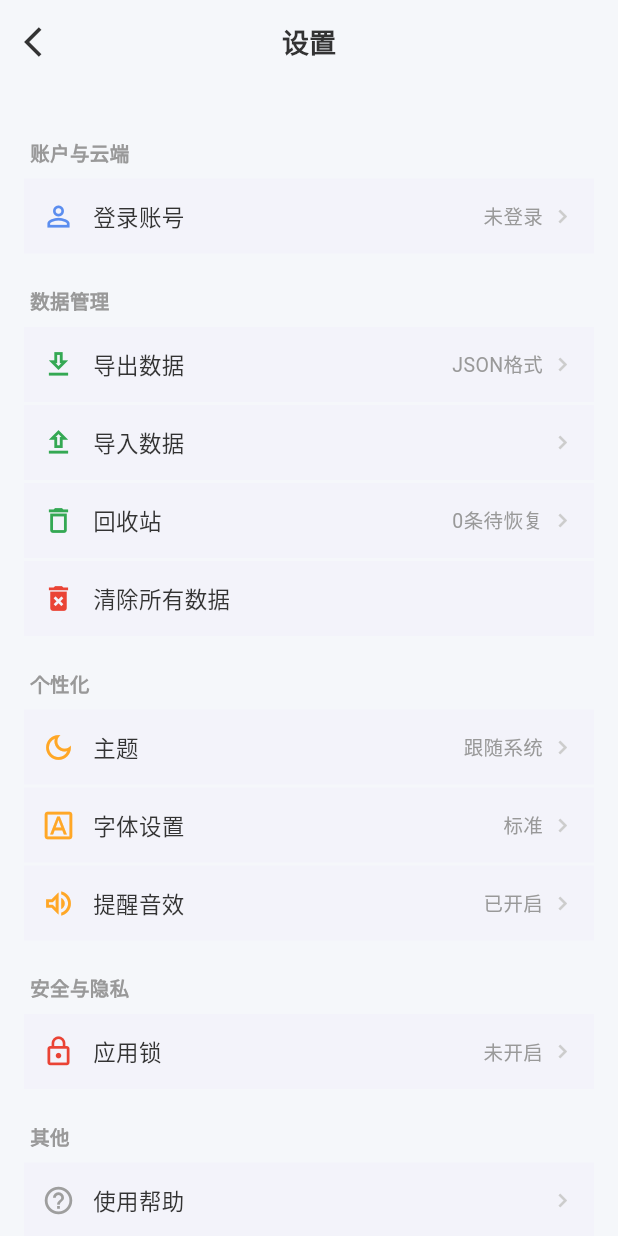
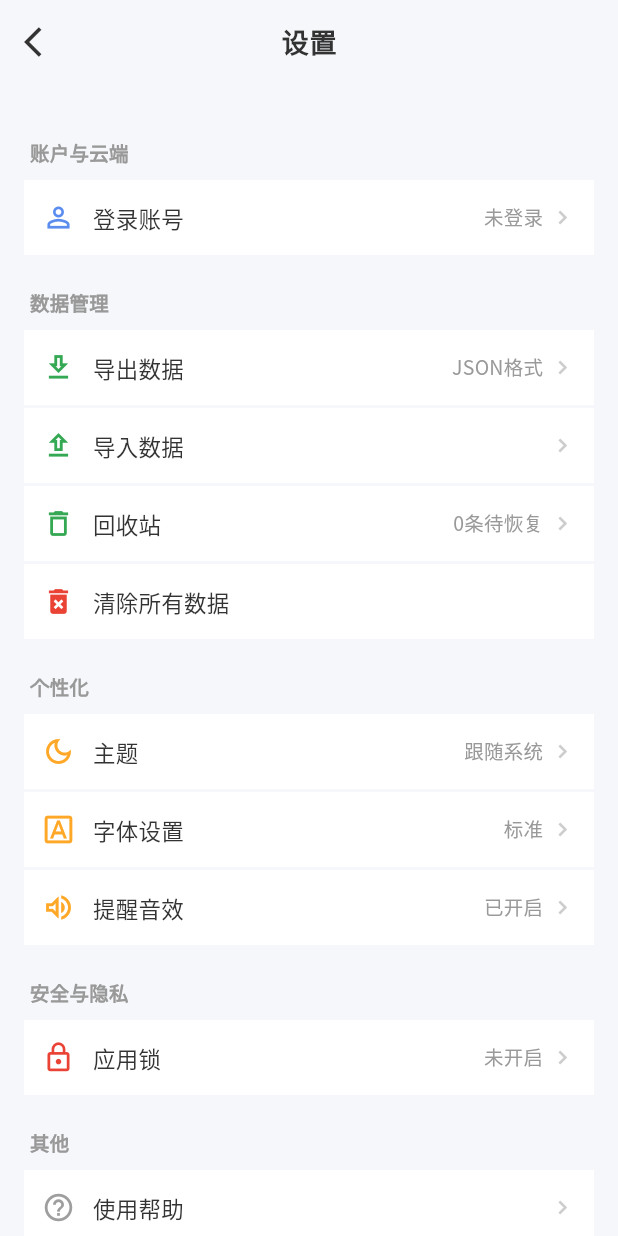
Before and after one commit to ok954/noteWay, a Flutter app: the screen it shows after launch, after a tap on the "settings" icon, on a phone screen of 412 x 824 dp. Run offline on Flutter 3.47's test engine with Material 3 defaults, Android fonts, the phone set to English and light mode, and no system bars; our stand-ins replace audioplayers, file_picker, flutter_riverpod, google_fonts, image_picker, package_info_plus and 3 more; accounts and stored records are empty.

Commit message:
feat: 更换全局字体为思源黑体 Noto Sans SC（google_fonts）+ 字体回退栈

```diff
--- a/lib/core/theme/app_theme.dart
+++ b/lib/core/theme/app_theme.dart
@@ -1,53 +1,82 @@
 import 'package:flutter/material.dart';
+import 'package:google_fonts/google_fonts.dart';
+
 import '../constants/app_colors.dart';
 
 class AppTheme {
   AppTheme._();
 
+  /// 全局字体回退栈：Noto Sans SC → 苹方 → 微软雅黑 → 系统无衬线
+  static const List<String> fontFallback = [
+    'PingFang SC',
+    'Microsoft YaHei',
+    'Noto Sans SC',
+    'sans-serif',
+  ];
+
   static ThemeData get lightTheme {
-    return ThemeData(
+    final base = ThemeData(
       useMaterial3: true,
       brightness: Brightness.light,
       colorScheme: ColorScheme.fromSeed(
         seedColor: AppColors.primary,
         brightness: Brightness.light,
       ),
-      scaffoldBackgroundColor: AppColors.background,
+      scaffoldBackgroundColor: const Color(0xFFF5F7FA),
+      fontFamily: GoogleFonts.notoSansSc().fontFamily,
+      fontFamilyFallback: fontFallback,
+    );
+
+    return base.copyWith(
       appBarTheme: const AppBarTheme(
         centerTitle: true,
         elevation: 0,
-        backgroundColor: AppColors.surface,
-        foregroundColor: AppColors.textPrimary,
+        backgroundColor: Color(0xFFF5F7FA),
+        foregroundColor: Color(0xFF333333),
+        titleTextStyle: TextStyle(
+          fontSize: 18,
+          fontWeight: FontWeight.w600,
+          color: Color(0xFF333333),
+          letterSpacing: 0.5,
+        ),
       ),
       cardTheme: CardThemeData(
-        elevation: 1,
-        shape: RoundedRectangleBorder(borderRadius: BorderRadius.circular(12)),
+        elevation: 0,
+        shape: RoundedRectangleBorder(borderRadius: BorderRadius.circular(16)),
+        color: Colors.white,
       ),
       floatingActionButtonTheme: const FloatingActionButtonThemeData(
         backgroundColor: AppColors.primary,
         foregroundColor: Colors.white,
+        elevation: 2,
       ),
       inputDecorationTheme: InputDecorationTheme(
         filled: true,
-        fillColor: AppColors.background,
+        fillColor: const Color(0xFFF5F5F5),
         border: OutlineInputBorder(
-          borderRadius: BorderRadius.circular(8),
+          borderRadius: BorderRadius.circular(12),
           borderSide: BorderSide.none,
         ),
         enabledBorder: OutlineInputBorder(
-          borderRadius: BorderRadius.circular(8),
+          borderRadius: BorderRadius.circular(12),
           borderSide: BorderSide.none,
         ),
         focusedBorder: OutlineInputBorder(
-          borderRadius: BorderRadius.circular(8),
+          borderRadius: BorderRadius.circular(12),
           borderSide: const BorderSide(color: AppColors.primary),
         ),
+        contentPadding: const EdgeInsets.symmetric(horizontal: 16, vertical: 14),
+      ),
+      textTheme: _buildTextTheme(base.textTheme, const Color(0xFF333333)),
+      dividerTheme: const DividerThemeData(
+        color: Color(0xFFEEEEEE),
+        thickness: 1,
       ),
     );
   }
 
   static ThemeData get darkTheme {
-    return ThemeData(
+    final base = ThemeData(
       useMaterial3: true,
       brightness: Brightness.dark,
       colorScheme: ColorScheme.fromSeed(
@@ -55,21 +84,58 @@ class AppTheme {
         brightness: Brightness.dark,
       ),
       scaffoldBackgroundColor: const Color(0xFF121212),
+      fontFamily: GoogleFonts.notoSansSc().fontFamily,
+      fontFamilyFallback: fontFallback,
+    );
+
+    return base.copyWith(
       appBarTheme: const AppBarTheme(
         centerTitle: true,
         elevation: 0,
         backgroundColor: Color(0xFF1E1E1E),
         foregroundColor: Colors.white,
+        titleTextStyle: TextStyle(
+          fontSize: 18,
+          fontWeight: FontWeight.w600,
+          color: Colors.white,
+          letterSpacing: 0.5,
+        ),
       ),
       cardTheme: CardThemeData(
-        elevation: 1,
-        shape: RoundedRectangleBorder(borderRadius: BorderRadius.circular(12)),
+        elevation: 0,
+        shape: RoundedRectangleBorder(borderRadius: BorderRadius.circular(16)),
         color: const Color(0xFF1E1E1E),
       ),
       floatingActionButtonTheme: const FloatingActionButtonThemeData(
         backgroundColor: AppColors.primary,
         foregroundColor: Colors.white,
+        elevation: 2,
+      ),
+      textTheme: _buildTextTheme(base.textTheme, Colors.white),
+      dividerTheme: const DividerThemeData(
+        color: Color(0xFF333333),
+        thickness: 1,
       ),
     );
   }
+
+  static TextTheme _buildTextTheme(TextTheme base, Color color) {
+    return base.copyWith(
+      displayLarge: base.displayLarge?.copyWith(color: color, fontWeight: FontWeight.w700, letterSpacing: -0.5),
+      displayMedium: base.displayMedium?.copyWith(color: color, fontWeight: FontWeight.w700, letterSpacing: -0.5),
+      displaySmall: base.displaySmall?.copyWith(color: color, fontWeight: FontWeight.w600),
+      headlineLarge: base.headlineLarge?.copyWith(color: color, fontWeight: FontWeight.w600),
+      headlineMedium: base.headlineMedium?.copyWith(color: color, fontWeight: FontWeight.w600),
+      headlineSmall: base.headlineSmall?.copyWith(color: color, fontWeight: FontWeight.w600),
+      titleLarge: base.titleLarge?.copyWith(color: color, fontWeight: FontWeight.w600, letterSpacing: 0.2),
+      titleMedium: base.titleMedium?.copyWith(color: color, fontWeight: FontWeight.w500, letterSpacing: 0.15),
+      titleSmall: base.titleSmall?.copyWith(color: color, fontWeight: FontWeight.w500, letterSpacing: 0.1),
+      bodyLarge: base.bodyLarge?.copyWith(color: color, fontWeight: FontWeight.w400, letterSpacing: 0.15, height: 1.5),
+      bodyMedium: base.bodyMedium?.copyWith(color: color, fontWeight: FontWeight.w400, letterSpacing: 0.15, height: 1.5),
+      bodySmall: base.bodySmall?.copyWith(color: color, fontWeight: FontWeight.w400, letterSpacing: 0.1, height: 1.4),
+      labelLarge: base.labelLarge?.copyWith(color: color, fontWeight: FontWeight.w500, letterSpacing: 0.1),
+      labelMedium: base.labelMedium?.copyWith(color: color, fontWeight: FontWeight.w500, letterSpacing: 0.1),
+      labelSmall: base.labelSmall?.copyWith(color: color, fontWeight: FontWeight.w500, letterSpacing: 0.1),
+    );
+  }
 }
--- a/pubspec.yaml
+++ b/pubspec.yaml
@@ -43,6 +43,9 @@ dependencies:
   # 网络
   http: ^1.2.0
 
+  # 字体
+  google_fonts: ^6.2.0
+
   # 工具
   path: ^1.8.0
   uuid: ^4.0.0
```
